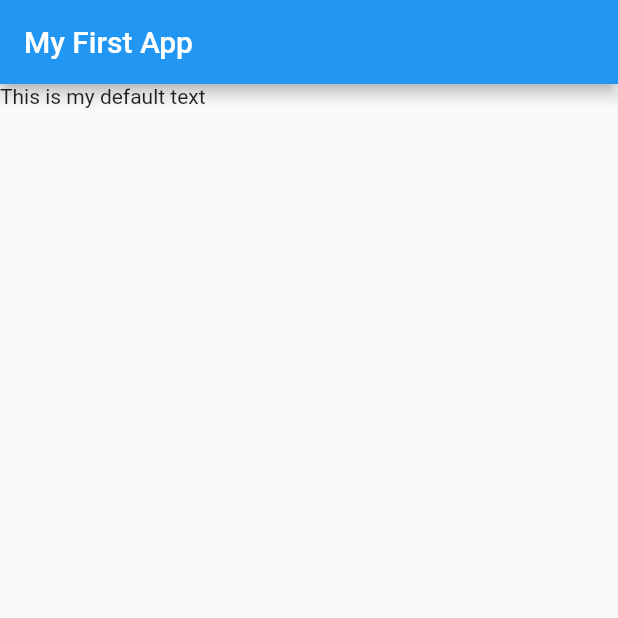
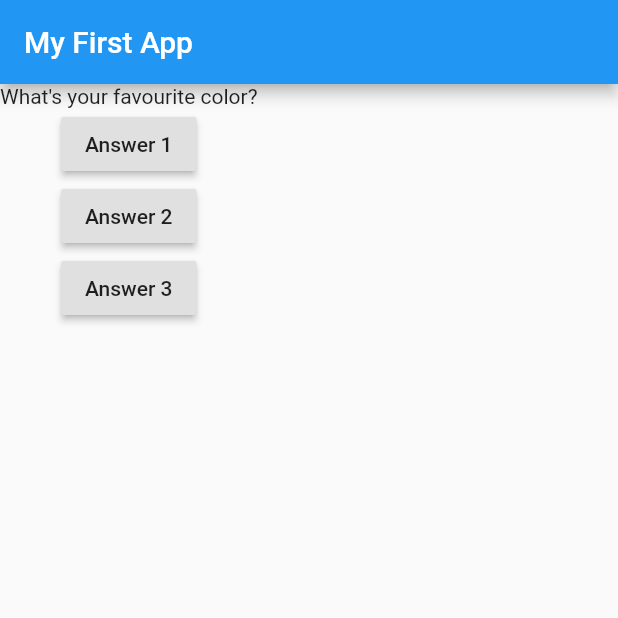
Before and after one commit to ameybikram/flutter-guide, a Flutter app: the screen it shows after launch, on a phone screen of 412 x 824 dp, the top half of it. Run offline on Flutter 3.47's test engine with Material 2 defaults, Android fonts, the phone set to English and light mode, and no system bars.

Commit message:
day4 commit

```diff
--- a/lib/main.dart
+++ b/lib/main.dart
@@ -5,16 +5,62 @@ void main() {
 }
 
 class MyApp extends StatelessWidget {
+  /*
+  We can add a new function outside of the class, that's a bad idea. Your object, so your classes, should always work standalone, so everything that belongs to a widget should go into the same class, all the data a widget uses and so on should belong into the same class so that
+the widget is a standalone unit. So we can add a function here into our class,
+you can do that because you can add functions to classes, they are then called methods but it's a normal
+function.
+   */
+  var questionIndex = 0;  // We are declaring variable outside the build method because the build method is called multiple times which will reinitialize the variable. Hence we make a class scope variable.
+  void answerQuestion() {
+    questionIndex++;
+    print(questionIndex);
+  }
+
   @override
   Widget build(BuildContext context) {
+    var questions = [
+      'What\'s your favourite color?',
+      'What\'s your favourite animal?',
+    ];
     return MaterialApp(
       home: Scaffold(
         appBar: AppBar(
           title: Text('My First App'),
         ),
-        body: Text(
-            'This is my default text'), // body widget which is the body of the screen takes only one widget at a time and what if we want to add more widgets like buttons and so on.
-        /* For this, it's important to understand that we have different types of widgets in Flutter. We have the visible widgets which are related to user input and to outputting data, things like a button or a text or a card and we have only seen the text from all these examples here thus far but there are more widgets like the RaisedButton which renders a button and other widgets and we'll see all of those throughout the course. Now these are the widgets which we see, we see a button, we see the text right, that is what we see and that is of course crucial for any application but equally crucial are invisible widgets that help us with layout and with controlling how our widget tree behaves and how it looks like and there we got things like row, column, ListView and so on. These are also widgets that ship with Flutter which we don't have to build ourselves, which we don't see themselves but which help us with structuring our content. So these widgets give our app structure and control how visible widgets are drawn onto the screen and therefore of course, they're super important. There also is a very important widget which also ships with Flutter, the container widget which kind of belongs into both categories as you will learn once we use it because it by default is invisible but you can also give it some styling so that you can see it */
+        //   body: Text(
+        //       'This is my default text'), // body widget which is the body of the screen takes only one widget at a time and what if we want to add more widgets like buttons and so on we should use invisible, a layout widgets like Column or row widget.
+        body: Column(
+          // render widget in a column. If we wanted items next to each other, we would have used a Row() widget. Coloumn has children named widget which actually takes a list of widgets.
+          children: [
+            Text(
+              // questions.elementAt(0),
+              questions[questionIndex],
+            ),
+            RaisedButton(
+                child: Text('Answer 1'),
+                onPressed: answerQuestion), // onPressed takes a function
+            RaisedButton(
+                child: Text('Answer 2'),
+                onPressed:
+                    answerQuestion), // onPressed takes a function name and it should be without parenthesis
+            RaisedButton(child: Text('Answer 3'), onPressed: answerQuestion),
+            // RaisedButton(
+            //     child: Text('Answer 4'),
+            //     onPressed: () => print('Answer 4 chosen')),
+            // RaisedButton(
+            //     child: Text('Answer 5'),
+            //     onPressed: () {
+            //       // ...
+            //       print('Answer 5 chosen');
+            //     }),
+            /* By adding parentheses, this gets executed as soon as Dart encounters this, not when the user presses the button but when Dart goes over that code to set up the RaisedButton. So it executes answerQuestion and now it expects to get back the value which should be passed to the RaisedButton as a value for onPressed but onPressed wants a function, answerQuestion on the
+              other hand doesn't return anything because this is a function that doesn't return anything and since we now pass the returned value to onPressed, we return nothing to onPressed but onPressed wants a
+              function. So we're not passing this function here to onPressed but the return value of this function
+              because by adding parentheses, this gets executed when Dart tries to build that button. Of course, this is not what we want. We want to execute
+              answerQuestion when the user presses the button, that's why we want to pass a pointer at answerQuestion to onPressed.*/
+          ],
+        ),
       ),
     );
   }
```
